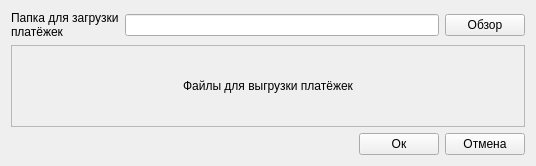
Before: the Qt Designer form class_settings.ui in berserk24/finance, drawn with Qt 5.
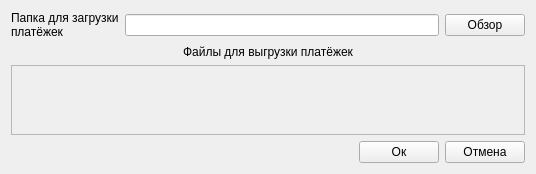
After: the same form once the commit is applied.

Commit message: settings out

What changed in the file:
```diff
--- a/class_settings.ui
+++ b/class_settings.ui
@@ -16,39 +16,8 @@
   <property name="windowTitle">
    <string>Натройки программы</string>
   </property>
-  <layout class="QGridLayout" name="gridLayout">
-   <item row="2" column="0">
-    <layout class="QHBoxLayout" name="horizontalLayout_2">
-     <item>
-      <spacer name="horizontalSpacer">
-       <property name="orientation">
-        <enum>Qt::Horizontal</enum>
-       </property>
-       <property name="sizeHint" stdset="0">
-        <size>
-         <width>40</width>
-         <height>20</height>
-        </size>
-       </property>
-      </spacer>
-     </item>
-     <item>
-      <widget class="QPushButton" name="pushButton_ok">
-       <property name="text">
-        <string>Ок</string>
-       </property>
-      </widget>
-     </item>
-     <item>
-      <widget class="QPushButton" name="pushButton_cancel">
-       <property name="text">
-        <string>Отмена</string>
-       </property>
-      </widget>
-     </item>
-    </layout>
-   </item>
-   <item row="0" column="0">
+  <layout class="QVBoxLayout" name="verticalLayout_2">
+   <item>
     <layout class="QHBoxLayout" name="horizontalLayout">
      <item>
       <widget class="QLabel" name="label">
@@ -70,7 +39,17 @@
      </item>
     </layout>
    </item>
-   <item row="1" column="0">
+   <item>
+    <widget class="QLabel" name="label_2">
+     <property name="text">
+      <string>Файлы для выгрузки платёжек</string>
+     </property>
+     <property name="alignment">
+      <set>Qt::AlignCenter</set>
+     </property>
+    </widget>
+   </item>
+   <item>
     <widget class="QScrollArea" name="scrollArea">
      <property name="widgetResizable">
       <bool>true</bool>
@@ -81,24 +60,48 @@
         <x>0</x>
         <y>0</y>
         <width>516</width>
-        <height>73</height>
+        <height>52</height>
        </rect>
       </property>
-      <layout class="QGridLayout" name="gridLayout_2">
-       <item row="0" column="0">
-        <widget class="QLabel" name="label_2">
-         <property name="text">
-          <string>Файлы для выгрузки платёжек</string>
-         </property>
-         <property name="alignment">
-          <set>Qt::AlignCenter</set>
-         </property>
-        </widget>
+      <layout class="QGridLayout" name="gridLayout">
+       <item row="1" column="0">
+        <layout class="QVBoxLayout" name="verticalLayout"/>
        </item>
       </layout>
      </widget>
     </widget>
    </item>
+   <item>
+    <layout class="QHBoxLayout" name="horizontalLayout_2">
+     <item>
+      <spacer name="horizontalSpacer">
+       <property name="orientation">
+        <enum>Qt::Horizontal</enum>
+       </property>
+       <property name="sizeHint" stdset="0">
+        <size>
+         <width>40</width>
+         <height>20</height>
+        </size>
+       </property>
+      </spacer>
+     </item>
+     <item>
+      <widget class="QPushButton" name="pushButton_ok">
+       <property name="text">
+        <string>Ок</string>
+       </property>
+      </widget>
+     </item>
+     <item>
+      <widget class="QPushButton" name="pushButton_cancel">
+       <property name="text">
+        <string>Отмена</string>
+       </property>
+      </widget>
+     </item>
+    </layout>
+   </item>
   </layout>
  </widget>
  <resources/>
```
The commit also changes 4 other files.
